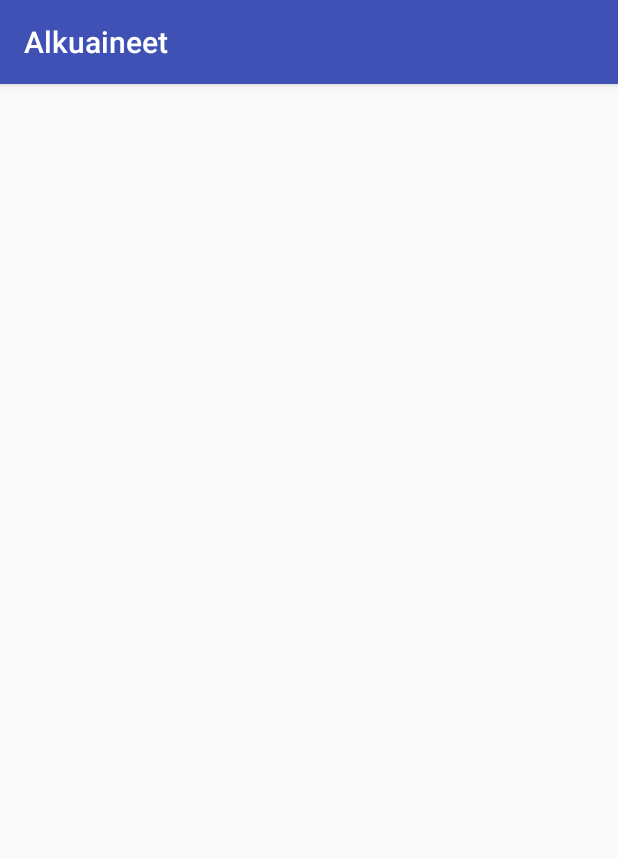
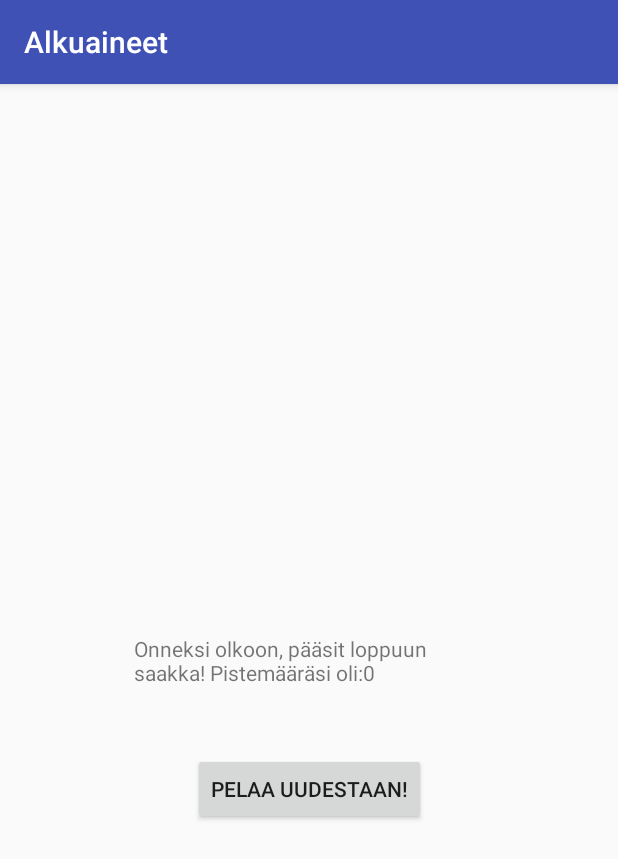
Before and after one commit to magdapoppins/android-elements-game, an Android app: the EndActivity screen opened directly, with no data from a screen before it, on a phone screen of 412 x 824 dp. Shown: the top 859 px of the screen. Run offline under Robolectric (Android 15) with nearby library versions, the phone set to English and light mode, and no system bars.

Commit message:
Display dummy score

```diff
--- a/app/src/main/java/poppins/magda/elements/EndActivity.kt
+++ b/app/src/main/java/poppins/magda/elements/EndActivity.kt
@@ -1,12 +1,26 @@
 package poppins.magda.elements
 
+import android.content.Intent
 import android.support.v7.app.AppCompatActivity
 import android.os.Bundle
+import android.view.View
+import kotlinx.android.synthetic.main.activity_end.*
 
 class EndActivity : AppCompatActivity() {
+
+    var score = 0
 
     override fun onCreate(savedInstanceState: Bundle?) {
         super.onCreate(savedInstanceState)
         setContentView(R.layout.activity_end)
+
+        score = intent.getIntExtra(SCORE_COUNT, 0)
+
+        end_text.append(score.toString())
+    }
+
+    fun startAgain(view: View){
+        var intent = Intent(this, MainActivity::class.java).apply{}
+        startActivity(intent)
     }
 }
--- a/app/src/main/java/poppins/magda/elements/QuestionActivity.kt
+++ b/app/src/main/java/poppins/magda/elements/QuestionActivity.kt
@@ -10,6 +10,7 @@ import kotlinx.android.synthetic.main.activity_question.*
 import java.util.Random
 
 const val PREV_QUESTION = "poppins.magda.elements.QUESTION"
+const val SCORE_COUNT = "poppins.magda.elements.SCORE"
 
 class QuestionActivity : AppCompatActivity() {
 
@@ -64,6 +65,7 @@ class QuestionActivity : AppCompatActivity() {
             } else {
                 val intent = Intent(this, QuestionActivity::class.java).apply {
                     putExtra(PREV_QUESTION, element_names.indexOf(answer))
+                    putExtra(SCORE_COUNT, 1)
                 }
                 startActivity(intent)
             }
@@ -73,7 +75,9 @@ class QuestionActivity : AppCompatActivity() {
     }
 
     fun end_game(view: View){
-        val intent = Intent(this, EndActivity::class.java).apply {  }
+        val intent = Intent(this, EndActivity::class.java).apply {
+            putExtra(SCORE_COUNT, 1)
+        }
         startActivity(intent)
     }
 }
--- a/app/src/main/res/layout/activity_end.xml
+++ b/app/src/main/res/layout/activity_end.xml
@@ -6,4 +6,30 @@
     android:layout_height="match_parent"
     tools:context=".EndActivity">
 
+    <TextView
+        android:id="@+id/end_text"
+        android:layout_width="234dp"
+        android:layout_height="wrap_content"
+        android:layout_marginBottom="24dp"
+        android:layout_marginEnd="24dp"
+        android:layout_marginStart="24dp"
+        android:layout_marginTop="24dp"
+        android:text="@string/end_text"
+        app:layout_constraintBottom_toBottomOf="parent"
+        app:layout_constraintEnd_toEndOf="parent"
+        app:layout_constraintStart_toStartOf="parent"
+        app:layout_constraintTop_toTopOf="parent" />
+
+    <Button
+        android:id="@+id/button2"
+        android:layout_width="wrap_content"
+        android:layout_height="wrap_content"
+        android:layout_marginEnd="24dp"
+        android:layout_marginStart="24dp"
+        android:layout_marginTop="44dp"
+        android:onClick="startAgain"
+        android:text="@string/again_btn"
+        app:layout_constraintEnd_toEndOf="parent"
+        app:layout_constraintStart_toStartOf="parent"
+        app:layout_constraintTop_toBottomOf="@+id/end_text" />
 </android.support.constraint.ConstraintLayout>
--- a/app/src/main/res/values/strings.xml
+++ b/app/src/main/res/values/strings.xml
@@ -2,5 +2,7 @@
     <string name="app_name">Alkuaineet</string>
     <string name="start_btn">Aloita peli!</string>
     <string name="submit_btn">Tarkista</string>
+    <string name="again_btn">Pelaa uudestaan!</string>
+    <string name="end_text">Onneksi olkoon, pääsit loppuun saakka! Pistemääräsi oli: </string>
     <string name="start_text">Alkuaineiden jaksollinen järjestelmä</string>
 </resources>
```
